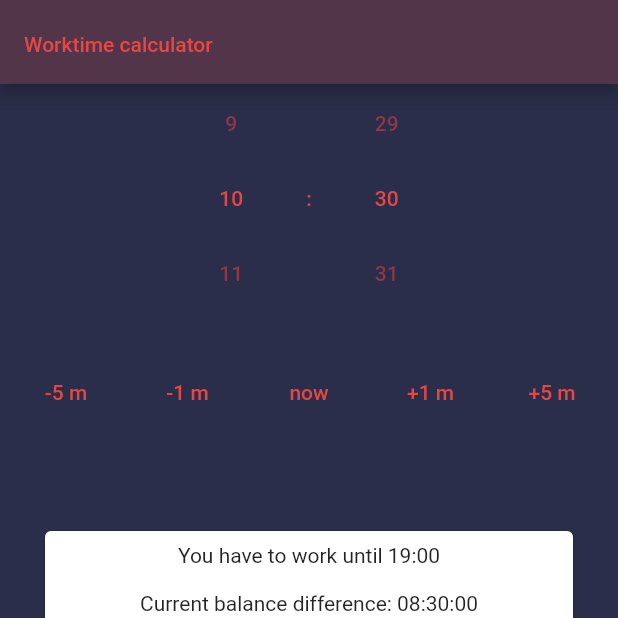
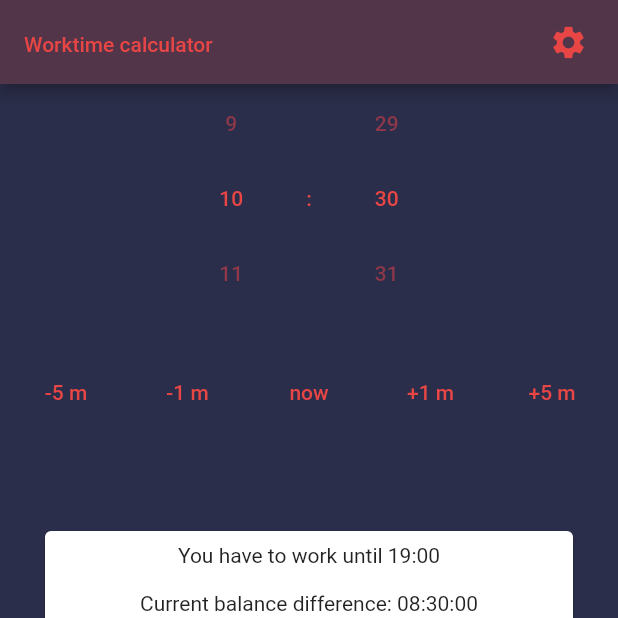
Before and after one commit to jozsefgorcs/flutter_worktime, a Flutter app: the screen it shows after launch, on a phone screen of 412 x 824 dp, the top half of it. Run offline on Flutter 3.47's test engine with Material 2 defaults, Android fonts, the phone set to English and light mode, and no system bars; drawn by our look-alikes of numberpicker.

Commit message:
Add settings screen

```diff
--- a/lib/main.dart
+++ b/lib/main.dart
@@ -16,17 +16,7 @@ class MyApp extends StatelessWidget {
       theme: ThemeData(
         primarySwatch: Colors.blue,
       ),
-      home: Scaffold(
-        appBar: AppBar(
-          title: Text(
-            'Worktime calculator',
-            style: TEXT_THEME_DEFAULT.bodyText2,
-          ),
-          backgroundColor: COLOR_DARK,
-        ),
-        body: LandingPage(),
-        backgroundColor: COLOR_BLUE,
-      ),
+      home: LandingPage(),
     );
   }
 }
--- a/lib/screens/landing_page.dart
+++ b/lib/screens/landing_page.dart
@@ -1,5 +1,6 @@
 import 'package:flutter/cupertino.dart';
 import 'package:flutter/material.dart';
+import 'package:flutter_worktime/screens/screens.dart';
 import 'package:flutter_worktime/utils/constants.dart';
 import 'package:flutter_worktime/widgets/widgets.dart';
 
@@ -13,7 +14,32 @@ class _LandingPageState extends State<LandingPage> {
 
   @override
   Widget build(BuildContext context) {
-    return Column(
+    return Scaffold(
+      appBar: AppBar(
+        title: Text(
+          'Worktime calculator',
+          style: TEXT_THEME_DEFAULT.bodyText2,
+        ),
+        backgroundColor: COLOR_DARK,
+        actions: [
+          Padding(
+              padding: EdgeInsets.only(right: 20.0),
+              child: GestureDetector(
+                onTap: () {
+                  Navigator.push(
+                    context,
+                    MaterialPageRoute(builder: (context) => Settings()),
+                  );
+                },
+                child: Icon(
+                  Icons.settings,
+                  size: 26.0,
+                  color: COLOR_ORANGE,
+                ),
+              )),
+        ],
+      ),
+      body: Column(
         children: [
           Container(
             child: TimePicker(
@@ -61,6 +87,8 @@ class _LandingPageState extends State<LandingPage> {
             pickedDateTime: pickedDate,
           )
         ],
+      ),
+      backgroundColor: COLOR_BLUE,
     );
   }
 
--- a/lib/screens/screens.dart
+++ b/lib/screens/screens.dart
@@ -1 +1,2 @@
 export 'landing_page.dart';
+export 'settings.dart';
```
Also changed, not shown: lib/screens/settings.dart (added, +21 -0 lines). Lines whose indentation alone changed are shown as unchanged.
